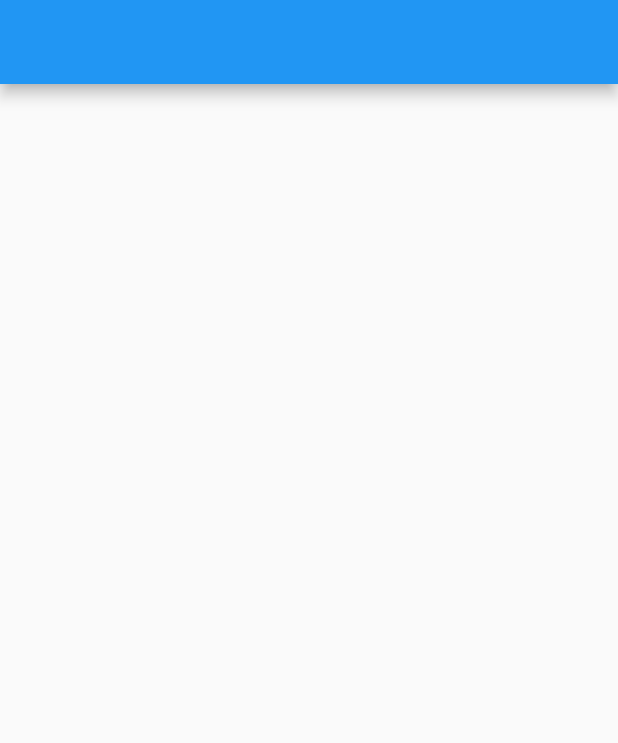
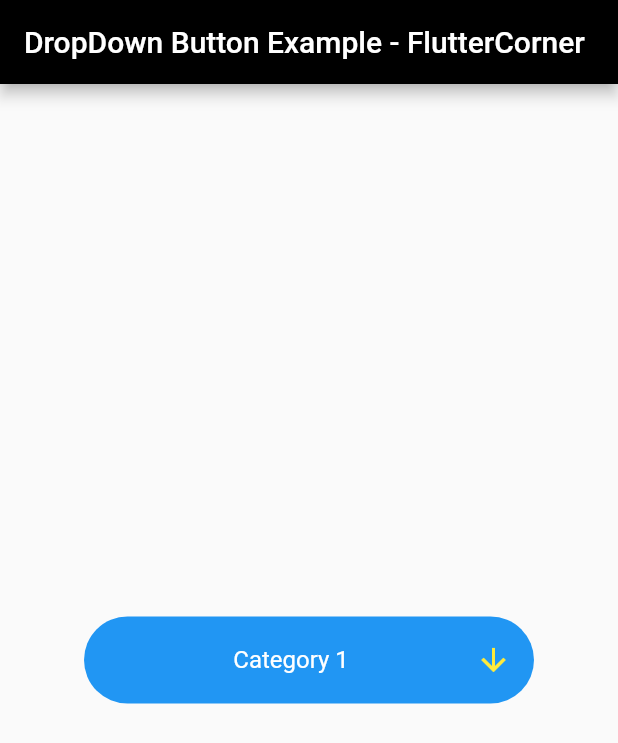
Before and after one commit to Goal-Digger1/how_smart_are_you, a Flutter app: the screen it shows after launch, after a tap on "Register to find out", after a tap on "Enter", on a phone screen of 412 x 824 dp. Shown: the top 743 px of the screen. Run offline on Flutter 3.47's test engine with Material 2 defaults, Android fonts, the phone set to English and light mode, and no system bars.

Commit message:
Added dropdown button (finally)

```diff
--- a/lib/home.dart
+++ b/lib/home.dart
@@ -1,14 +1,95 @@
 import 'package:flutter/material.dart';
 
 class Home extends StatelessWidget {
-  final categories = ["Category 1", "Category 2", "Category 3", "Category 4", "Category 5"];
-
+  @override
   Widget build(BuildContext context) {
-    return Scaffold(
-      appBar: AppBar(
-
+    return MaterialApp(
+      title: "DropDown Button Example - FlutterCorner",
+      debugShowCheckedModeBanner: false,
+      home: Scaffold(
+        appBar: AppBar(
+          title: Text("DropDown Button Example - FlutterCorner"),
+          backgroundColor: Colors.black,
+        ),
+        body: HomePage(),
       ),
-
     );
   }
 }
+
+class HomePage extends StatefulWidget {
+  const HomePage({Key? key}) : super(key: key);
+
+  @override
+  _HomePageState createState() => _HomePageState();
+}
+
+class _HomePageState extends State<HomePage> {
+  List<String> _animals = ["Level 1", "Level 2", "Level 3", "Level 3"];
+
+  String? _selectedColor;
+
+  @override
+  Widget build(BuildContext context) {
+    return Scaffold(
+      body: Center(
+        child: Container(
+          width: 300,
+          padding: EdgeInsets.symmetric(vertical: 5, horizontal: 15),
+          decoration: BoxDecoration(
+              color: Theme.of(context).primaryColor,
+              borderRadius: BorderRadius.circular(30)),
+          child: DropdownButton<String>(
+            onChanged: (value) {
+              setState(() {
+                _selectedColor = value;
+              });
+            },
+            value: _selectedColor,
+
+            // Hide the default underline
+            underline: Container(),
+            hint: Center(
+                child: Text(
+                  'Category 1',
+                  style: TextStyle(color: Colors.white),
+                )),
+            icon: Icon(
+              Icons.arrow_downward,
+              color: Colors.yellow,
+            ),
+            isExpanded: true,
+
+            // The list of options
+            items: _animals
+                .map((e) => DropdownMenuItem(
+              child: Container(
+                alignment: Alignment.centerLeft,
+                child: Text(
+                  e,
+                  style: TextStyle(fontSize: 18),
+                ),
+              ),
+              value: e,
+            ))
+                .toList(),
+
+            // Customize the selected item
+            selectedItemBuilder: (BuildContext context) => _animals
+                .map((e) => Center(
+              child: Text(
+                e,
+                style: TextStyle(
+                    fontSize: 18,
+                    color: Colors.amber,
+                    fontStyle: FontStyle.italic,
+                    fontWeight: FontWeight.bold),
+              ),
+            ))
+                .toList(),
+          ),
+        ),
+      ),
+    );
+  }
+}
```
